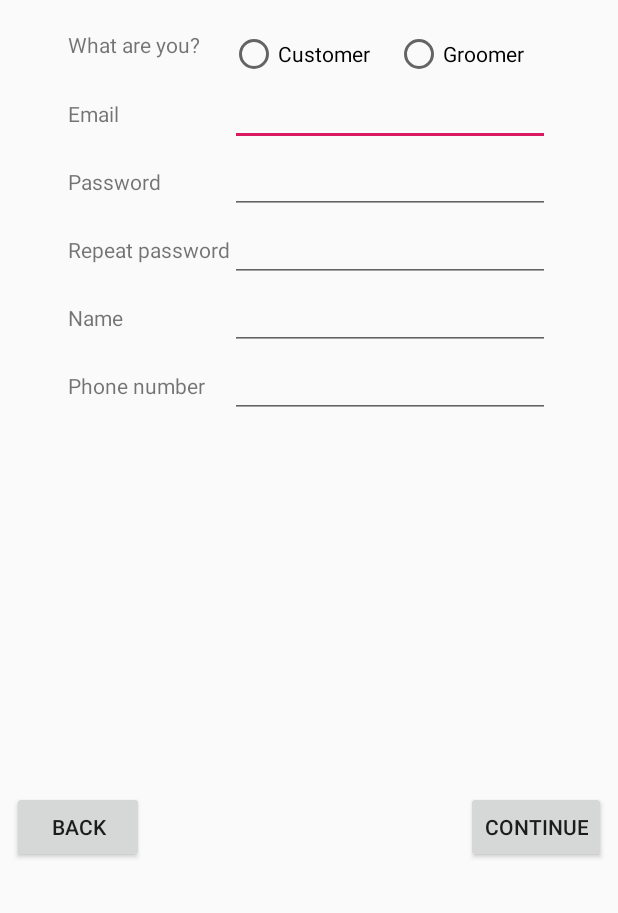
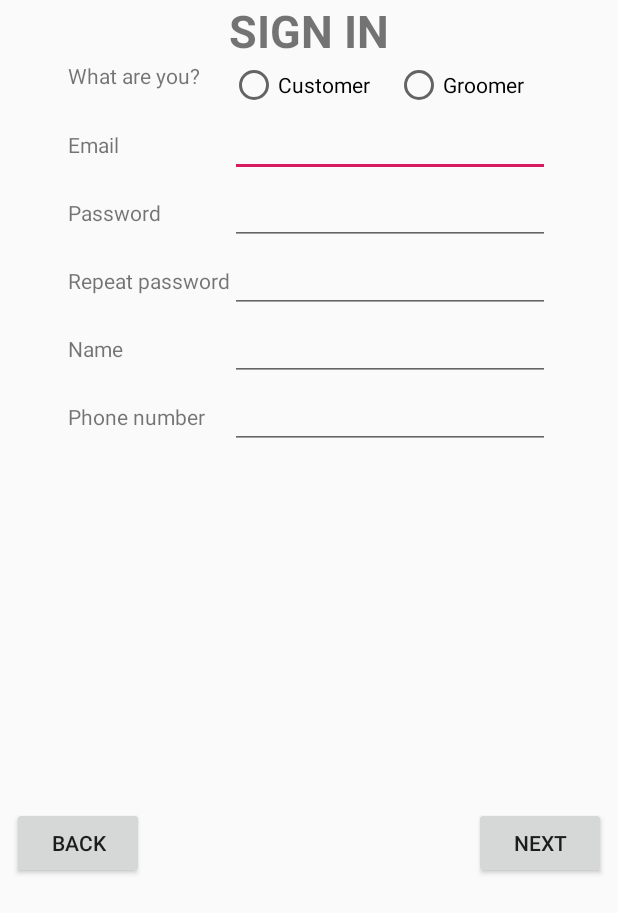
Before and after one commit to juanrajcapp/GroomerLoc, an Android app: the RegistroActivity screen opened directly, with no data from a screen before it, on a phone screen of 412 x 824 dp. Shown: the top 913 px of the screen. Run offline under Robolectric (Android 15) with nearby library versions, the phone set to English and light mode, and no system bars.

Commit message:
Creada segunda activity de registro para peluqueros.
Añadido fragment de mapa y dependencia para mostrar localización actual. También la posibilidad de crear marcas en el mapa.

```diff
--- a/app/build.gradle
+++ b/app/build.gradle
@@ -28,6 +28,7 @@ dependencies {
     androidTestImplementation 'com.android.support.test.espresso:espresso-core:3.0.2'
     implementation 'com.google.firebase:firebase-auth:16.0.4'
     implementation 'com.android.support.constraint:constraint-layout:1.1.3'
+    implementation 'com.google.android.gms:play-services-location:16.0.0'
 }
 
 apply plugin: 'com.google.gms.google-services'
--- a/app/src/main/AndroidManifest.xml
+++ b/app/src/main/AndroidManifest.xml
@@ -8,6 +8,7 @@
          location permissions for the 'MyLocation' functionality.
     -->
     <uses-permission android:name="android.permission.ACCESS_FINE_LOCATION" />
+    <uses-permission android:name="android.permission.ACCESS_COARSE_LOCATION" />
     <uses-permission android:name="android.permission.INTERNET" />
 
     <application
@@ -47,7 +48,8 @@
                 <category android:name="android.intent.category.LAUNCHER" />
             </intent-filter>
         </activity>
-        <activity android:name=".RegistroActivity"></activity>
+        <activity android:name=".RegistroActivity" />
+        <activity android:name=".RegistroLocActivity"></activity>
     </application>
 
 </manifest>
--- a/app/src/main/java/com/juanrajc/groomerloc/RegistroActivity.java
+++ b/app/src/main/java/com/juanrajc/groomerloc/RegistroActivity.java
@@ -1,5 +1,6 @@
 package com.juanrajc.groomerloc;
 
+import android.content.Intent;
 import android.support.v7.app.AppCompatActivity;
 import android.os.Bundle;
 import android.view.View;
@@ -12,6 +13,12 @@ public class RegistroActivity extends AppCompatActivity {
         setContentView(R.layout.activity_registro);
     }
 
+    protected void siguiente(View view){
+
+        startActivity(new Intent(this, RegistroLocActivity.class));
+
+    }
+
     protected void atras(View view){
 
         finish();
--- a/app/src/main/res/layout/activity_login.xml
+++ b/app/src/main/res/layout/activity_login.xml
@@ -13,7 +13,7 @@
         android:id="@+id/title"
         android:layout_width="wrap_content"
         android:layout_height="wrap_content"
-        android:layout_marginStart="8dp"
+        android:layout_marginStart="2dp"
         android:layout_marginTop="8dp"
         android:layout_marginEnd="8dp"
         android:text="@string/app_name"
--- a/app/src/main/res/layout/activity_registro.xml
+++ b/app/src/main/res/layout/activity_registro.xml
@@ -6,16 +6,28 @@
     android:layout_height="match_parent"
     tools:context=".RegistroActivity">
 
+    <TextView
+        android:id="@+id/tvRegistro"
+        android:layout_width="wrap_content"
+        android:layout_height="wrap_content"
+        android:layout_marginStart="8dp"
+        android:layout_marginEnd="8dp"
+        android:text="@string/tituloRegistro"
+        android:textSize="30sp"
+        android:textStyle="bold"
+        app:layout_constraintEnd_toEndOf="parent"
+        app:layout_constraintStart_toStartOf="parent"
+        app:layout_constraintTop_toTopOf="parent" />
+
     <TableLayout
         android:id="@+id/tablaRegistro"
         android:layout_width="wrap_content"
         android:layout_height="wrap_content"
         android:layout_marginStart="2dp"
-        android:layout_marginTop="20dp"
         android:layout_marginEnd="2dp"
         app:layout_constraintEnd_toEndOf="parent"
         app:layout_constraintStart_toStartOf="parent"
-        app:layout_constraintTop_toTopOf="parent">
+        app:layout_constraintTop_toBottomOf="@+id/tvRegistro">
 
         <TableRow
             android:layout_width="match_parent"
@@ -117,7 +129,7 @@
                 android:layout_width="wrap_content"
                 android:layout_height="wrap_content"
                 android:ems="10"
-                android:inputType="textPersonName"/>
+                android:inputType="textPersonName" />
         </TableRow>
 
         <TableRow
@@ -161,6 +173,7 @@
         android:layout_marginEnd="8dp"
         android:layout_marginBottom="8dp"
         android:text="@string/botonSiguiente"
+        android:onClick="siguiente"
         app:layout_constraintBottom_toBottomOf="parent"
         app:layout_constraintEnd_toEndOf="parent"
         app:layout_constraintTop_toBottomOf="@+id/tablaRegistro" />
--- a/app/src/main/res/values/colors.xml
+++ b/app/src/main/res/values/colors.xml
@@ -7,4 +7,7 @@
     <!-- colorFondoSplash -->
     <color name="fondoSplash">#f4de97</color>
 
+    <!-- colorRegistroLoc -->
+    <color name="tituloLoc">#000000</color>
+
 </resources>
--- a/app/src/main/res/values/strings.xml
+++ b/app/src/main/res/values/strings.xml
@@ -11,6 +11,7 @@
     <string name="descLogo">Application logo.</string>
 
     <!-- registro -->
+    <string name="tituloRegistro">SIGN IN</string>
     <string name="rol">What are you?</string>
     <string name="cliente">Customer</string>
     <string name="peluquero">Groomer</string>
@@ -18,7 +19,14 @@
     <string name="nombre">Name</string>
     <string name="tlfn">Phone number</string>
     <string name="botonAtras">Back</string>
-    <string name="botonSiguiente">Continue</string>
+    <string name="botonSiguiente">Next</string>
+
+    <!--registro2-->
+    <string name="tituloLoc">Click on your localization or...</string>
+    <string name="dir">Type your address</string>
+    <string name="botonBuscar">Search</string>
+    <string name="mensajeMarca">Location: </string>
+    <string name="botonRegistrar">Complete registration</string>
 
     <string name="title_activity_cliente">Map</string>
 </resources>
```
Also changed, not shown: app/src/main/java/com/juanrajc/groomerloc/RegistroLocActivity.java (added, +152 -0 lines), app/src/main/res/layout/activity_registro_loc.xml (added, +80 -0 lines), 1 other file.
